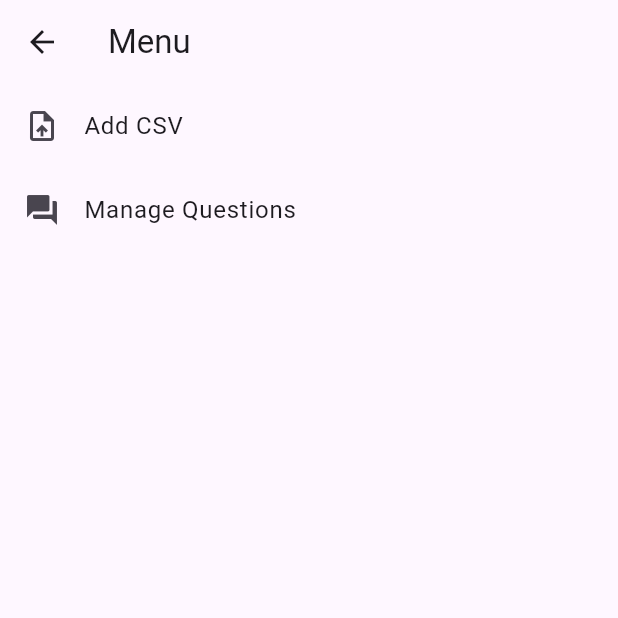
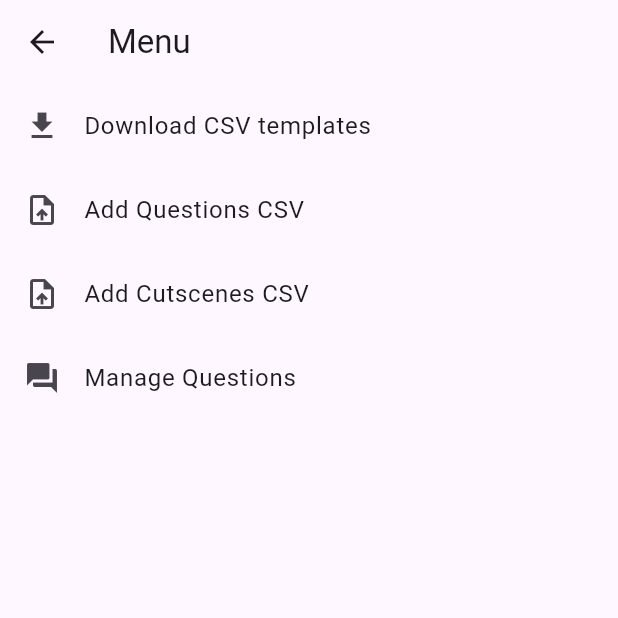
Before and after one commit to sai-00/quizzard-thesis, a Flutter app: the screen it shows after launch, after a tap on the "menu" icon, on a phone screen of 412 x 824 dp, the top half of it. Run offline on Flutter 3.47's test engine with Material 3 defaults, Android fonts, the phone set to English and light mode, and no system bars; our stand-ins replace csv, file_picker, sqflite, sqflite_common_ffi; accounts and stored records are empty.

Commit message:
slight UI updates. added shells for remaining functionalities.

```diff
--- a/lib/screens/game_loop/scenes/math/math_easy.csv
+++ b/lib/screens/game_loop/scenes/math/math_easy.csv
@@ -4,3 +4,5 @@ level,placement,order,dialogue,sprite state
 1,beginning,3,"Welcome to the cursed tower!",wrong
 1,beginning,4,"Let’s explore together!",correct
 1,end,1,"Great job! Let's move on. I'm scared of this fr",correct
+
+99,beginning,1,"Alright, let's rock",talking
--- a/lib/screens/menu/menu_screen.dart
+++ b/lib/screens/menu/menu_screen.dart
@@ -40,9 +40,23 @@ class MenuScreen extends StatelessWidget {
                 ),
               ),
             ),
+            ListTile(
+            leading: const Icon(Icons.download),
+            title: const Text('Download CSV templates'),
+            onTap: () => Navigator.of(
+              context,
+            ).push(MaterialPageRoute(builder: (_) => const AddCsvScreen())),
+          ),
           ListTile(
             leading: const Icon(Icons.upload_file),
-            title: const Text('Add CSV'),
+            title: const Text('Add Questions CSV'),
+            onTap: () => Navigator.of(
+              context,
+            ).push(MaterialPageRoute(builder: (_) => const AddCsvScreen())),
+          ),
+          ListTile(
+            leading: const Icon(Icons.upload_file),
+            title: const Text('Add Cutscenes CSV'),
             onTap: () => Navigator.of(
               context,
             ).push(MaterialPageRoute(builder: (_) => const AddCsvScreen())),
--- a/lib/screens/subject/subject_card.dart
+++ b/lib/screens/subject/subject_card.dart
@@ -53,7 +53,7 @@ class SubjectCard extends StatelessWidget {
                 color: _subjectColor(subjName.toLowerCase()),
                 padding: const EdgeInsets.symmetric(
                   horizontal: 18.0,
-                  vertical: 12.0,
+                  vertical: 20.0,
                 ),
                 child: Column(
                   children: [
```
Also changed, not shown: lib/screens/game_loop/game_view.dart (+9 -6 lines), flutter_01.png (added), lib/screens/menu/add_cutscene_csv.dart (added), lib/screens/menu/download_csv.dart (added).
